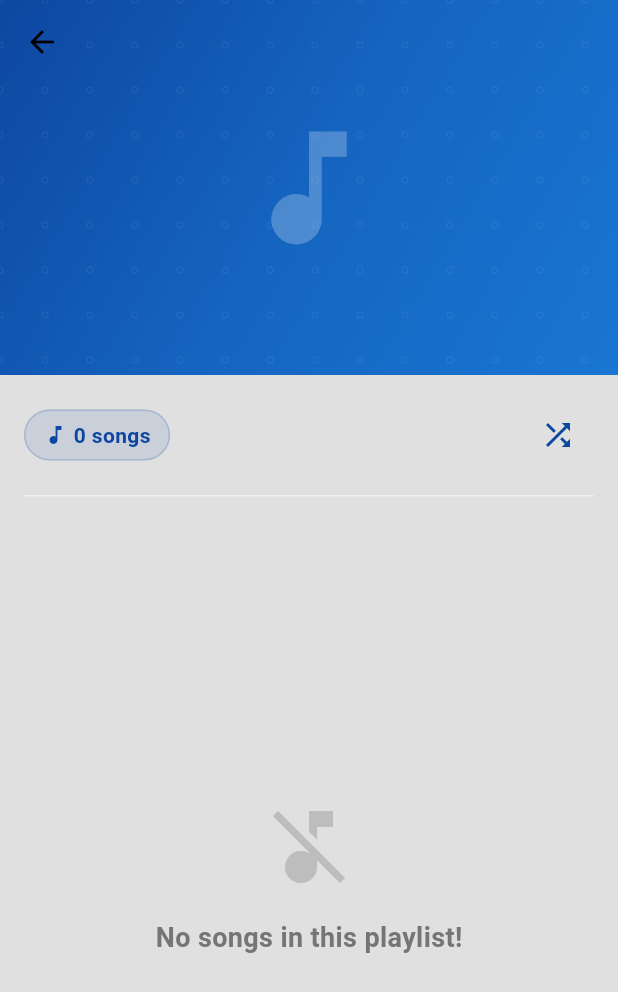
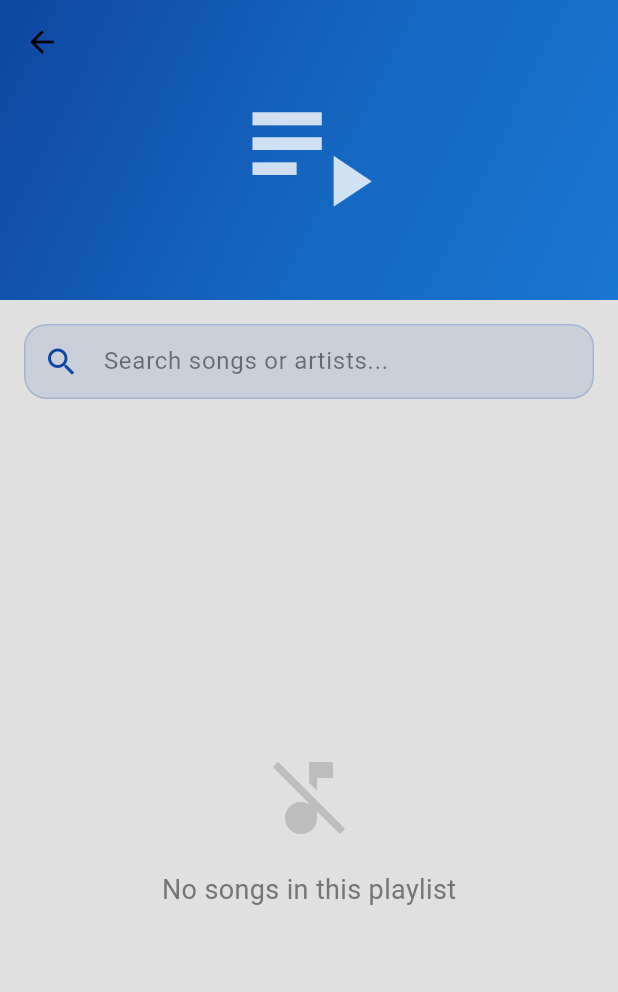
Before and after one commit to MihretDe/Music-Player-app, a Flutter app: the PlaylistDetailPage screen opened directly with empty values, on a phone screen of 412 x 824 dp. Shown: the top 992 px of the screen. Run offline on Flutter 3.47's test engine with Material 3 defaults, Android fonts, the light colour scheme and no system bars; our stand-ins replace audioplayers, permission_handler, shared_preferences; accounts and stored records are empty.

Commit message:
feat search functionlity

```diff
--- a/lib/pages/PlaylistDetailPage.dart
+++ b/lib/pages/PlaylistDetailPage.dart
@@ -4,7 +4,7 @@ import 'package:music/models/song.dart';
 import 'package:music/pages/song_page.dart';
 import 'package:provider/provider.dart';
 
-class PlaylistDetailPage extends StatelessWidget {
+class PlaylistDetailPage extends StatefulWidget {
   final String playlistName;
   final List<Song> songs;
 
@@ -15,6 +15,34 @@ class PlaylistDetailPage extends StatelessWidget {
   });
 
   @override
+  State<PlaylistDetailPage> createState() => _PlaylistDetailPageState();
+}
+
+class _PlaylistDetailPageState extends State<PlaylistDetailPage> {
+  String searchQuery = '';
+  List<Song> filteredSongs = [];
+
+  @override
+  void initState() {
+    super.initState();
+    filteredSongs = widget.songs;
+  }
+
+  void filterSongs(String query) {
+    setState(() {
+      searchQuery = query;
+      if (query.isEmpty) {
+        filteredSongs = widget.songs;
+      } else {
+        filteredSongs = widget.songs.where((song) {
+          return song.songName.toLowerCase().contains(query.toLowerCase()) ||
+              song.artistName.toLowerCase().contains(query.toLowerCase());
+        }).toList();
+      }
+    });
+  }
+
+  @override
   Widget build(BuildContext context) {
     return Scaffold(
       body: CustomScrollView(
@@ -22,29 +50,21 @@ class PlaylistDetailPage extends StatelessWidget {
         slivers: [
           // Collapsing App Bar with Playlist Image
           SliverAppBar(
-            expandedHeight: 250.0,
+            expandedHeight: 200.0,
             floating: false,
             pinned: true,
             stretch: true,
             backgroundColor: Theme.of(context).scaffoldBackgroundColor,
             elevation: 0,
             flexibleSpace: FlexibleSpaceBar(
-              stretchModes: const [
-                StretchMode.zoomBackground,
-                StretchMode.blurBackground,
-              ],
               title: Text(
-                playlistName,
+                widget.playlistName,
                 style: TextStyle(
                   color: Theme.of(context).textTheme.titleLarge?.color,
                   fontWeight: FontWeight.bold,
-                  fontSize: 24,
                 ),
               ),
-              background: Stack(
-                fit: StackFit.expand,
-                children: [
-                  Container(
+              background: Container(
                 decoration: BoxDecoration(
                   gradient: LinearGradient(
                     begin: Alignment.topLeft,
@@ -56,130 +76,72 @@ class PlaylistDetailPage extends StatelessWidget {
                     ],
                   ),
                 ),
-                  ),
-                  // Animated background pattern
-                  CustomPaint(
-                    painter: MusicPatternPainter(
-                      color: Colors.white.withOpacity(0.05),
-                    ),
-                  ),
-                  // Music note icon with animation
-                  Center(
-                    child: TweenAnimationBuilder<double>(
-                      tween: Tween(begin: 0.0, end: 1.0),
-                      duration: const Duration(milliseconds: 800),
-                      curve: Curves.easeOutBack,
-                      builder: (context, value, child) {
-                        return Transform.scale(
-                          scale: value,
-                          child: const Icon(
-                            Icons.music_note,
+                child: Center(
+                  child: Icon(
+                    Icons.playlist_play,
                     size: 100,
-                            color: Colors.white24,
-                          ),
-                        );
-                      },
-                    ),
-                  ),
-                ],
+                    color: Colors.white.withOpacity(0.8),
                   ),
                 ),
               ),
-
-          // Playlist Info Section
+            ),
+          ),
+          // Search Bar
           SliverToBoxAdapter(
+            child: Padding(
+              padding: const EdgeInsets.all(16.0),
               child: Container(
-              padding: const EdgeInsets.all(16.0),
-              child: Column(
-                crossAxisAlignment: CrossAxisAlignment.start,
-                children: [
-                  Row(
-                    children: [
-                      Container(
-                        padding: const EdgeInsets.symmetric(
-                          horizontal: 12,
-                          vertical: 6,
-                        ),
                 decoration: BoxDecoration(
                   color: Colors.blue.shade900.withOpacity(0.1),
-                          borderRadius: BorderRadius.circular(20),
+                  borderRadius: BorderRadius.circular(15),
                   border: Border.all(
                     color: Colors.blue.shade900.withOpacity(0.2),
-                            width: 1,
                   ),
                 ),
-                        child: Row(
-                          mainAxisSize: MainAxisSize.min,
-                          children: [
-                            Icon(
-                              Icons.music_note,
-                              size: 16,
-                              color: Colors.blue.shade900,
+                child: TextField(
+                  onChanged: filterSongs,
+                  style: TextStyle(
+                    color: Theme.of(context).textTheme.bodyLarge?.color,
                   ),
-                            const SizedBox(width: 4),
-                            Text(
-                              '${songs.length} songs',
-                              style: TextStyle(
-                                fontSize: 14,
-                                fontWeight: FontWeight.w600,
-                                color: Colors.blue.shade900,
+                  decoration: InputDecoration(
+                    hintText: 'Search songs or artists...',
+                    hintStyle: TextStyle(
+                      color: Theme.of(context)
+                          .textTheme
+                          .bodyMedium
+                          ?.color
+                          ?.withOpacity(0.5),
                     ),
-                            ),
-                          ],
-                        ),
-                      ),
-                      const Spacer(),
-                      // Shuffle Play Button
-                      IconButton(
-                        onPressed: () {
-                          // Implement shuffle play functionality
-                        },
-                        icon: Icon(
-                          Icons.shuffle,
-                          color: Colors.blue.shade900,
-                        ),
-                        tooltip: 'Shuffle Play',
-                      ),
-                    ],
-                  ),
-                  const SizedBox(height: 16),
-                  Divider(
-                    height: 1,
-                    color: Colors.grey.shade200,
-                  ),
-                ],
+                    prefixIcon: Icon(Icons.search, color: Colors.blue.shade900),
+                    border: InputBorder.none,
+                    contentPadding: const EdgeInsets.symmetric(
+                        horizontal: 16, vertical: 12),
                   ),
                 ),
               ),
-
+            ),
+          ),
           // Songs List
-          songs.isEmpty
+          filteredSongs.isEmpty
               ? SliverFillRemaining(
                   child: Center(
                     child: Column(
                       mainAxisAlignment: MainAxisAlignment.center,
                       children: [
-                        TweenAnimationBuilder<double>(
-                          tween: Tween(begin: 0.0, end: 1.0),
-                          duration: const Duration(milliseconds: 800),
-                          curve: Curves.easeOutBack,
-                          builder: (context, value, child) {
-                            return Transform.scale(
-                              scale: value,
-                              child: Icon(
-                                Icons.music_off,
+                        Icon(
+                          searchQuery.isEmpty
+                              ? Icons.music_off
+                              : Icons.search_off,
                           size: 64,
                           color: Colors.grey.shade400,
                         ),
-                            );
-                          },
-                        ),
-                        const SizedBox(height: 16),
+                        SizedBox(height: 16),
                         Text(
-                          'No songs in this playlist!',
+                          searchQuery.isEmpty
+                              ? 'No songs in this playlist'
+                              : 'No songs found for "$searchQuery"',
                           style: TextStyle(
                             fontSize: 18,
-                            fontWeight: FontWeight.bold,
                             color: Colors.grey.shade600,
                           ),
                         ),
@@ -190,7 +152,7 @@ class PlaylistDetailPage extends StatelessWidget {
               : SliverList(
                   delegate: SliverChildBuilderDelegate(
                     (context, index) {
-                      final song = songs[index];
+                      final song = filteredSongs[index];
                       return Material(
                         color: Colors.transparent,
                         child: InkWell(
@@ -199,8 +161,8 @@ class PlaylistDetailPage extends StatelessWidget {
                                 Provider.of<PlaylistProvider>(context,
                                     listen: false);
                             playlistProvider.setCurrentPlaylist(
-                                playlistName, songs,
-                                songIndex: index);
+                                widget.playlistName, widget.songs,
+                                songIndex: widget.songs.indexOf(song));
                             Navigator.push(
                               context,
                               MaterialPageRoute(
@@ -242,33 +204,22 @@ class PlaylistDetailPage extends StatelessWidget {
                                     ],
                                   ),
                                 ),
-                                // Play Button with animation
-                                TweenAnimationBuilder<double>(
-                                  tween: Tween(begin: 0.0, end: 1.0),
-                                  duration: Duration(
-                                      milliseconds: 300 + (index * 100)),
-                                  curve: Curves.easeOutBack,
-                                  builder: (context, value, child) {
-                                    return Transform.scale(
-                                      scale: value,
-                                      child: Container(
-                                        width: 40,
-                                        height: 40,
-                                        decoration: BoxDecoration(
-                                          shape: BoxShape.circle,
-                                          color: Colors.blue.shade900
-                                              .withOpacity(0.1),
-                                          border: Border.all(
-                                            color: Colors.blue.shade900
-                                                .withOpacity(0.2),
-                                            width: 1,
-                                          ),
-                                        ),
-                                        child: Icon(
-                                          Icons.play_arrow,
-                                          color: Colors.blue.shade900,
-                                        ),
-                                      ),
+                                // Play Button
+                                IconButton(
+                                  icon: Icon(Icons.play_arrow,
+                                      color: Colors.blue.shade900),
+                                  onPressed: () {
+                                    final playlistProvider =
+                                        Provider.of<PlaylistProvider>(context,
+                                            listen: false);
+                                    playlistProvider.setCurrentPlaylist(
+                                        widget.playlistName, widget.songs,
+                                        songIndex: widget.songs.indexOf(song));
+                                    Navigator.push(
+                                      context,
+                                      MaterialPageRoute(
+                                          builder: (context) =>
+                                              const SongPage()),
                                     );
                                   },
                                 ),
@@ -278,7 +229,7 @@ class PlaylistDetailPage extends StatelessWidget {
                         ),
                       );
                     },
-                    childCount: songs.length,
+                    childCount: filteredSongs.length,
                   ),
                 ),
         ],
```
Also changed, not shown: lib/models/playlist_provider.dart (+22 -0 lines), lib/pages/home_page.dart (+79 -46 lines), lib/pages/song_page.dart (+11 -3 lines). Lines whose indentation alone changed are shown as unchanged.
